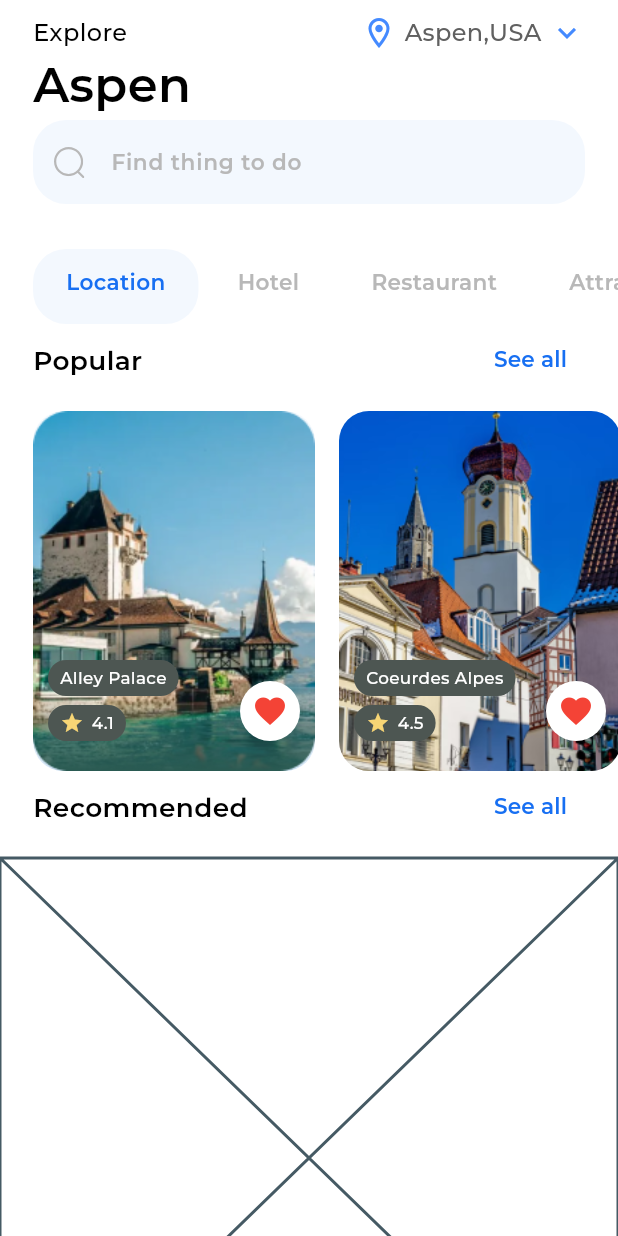
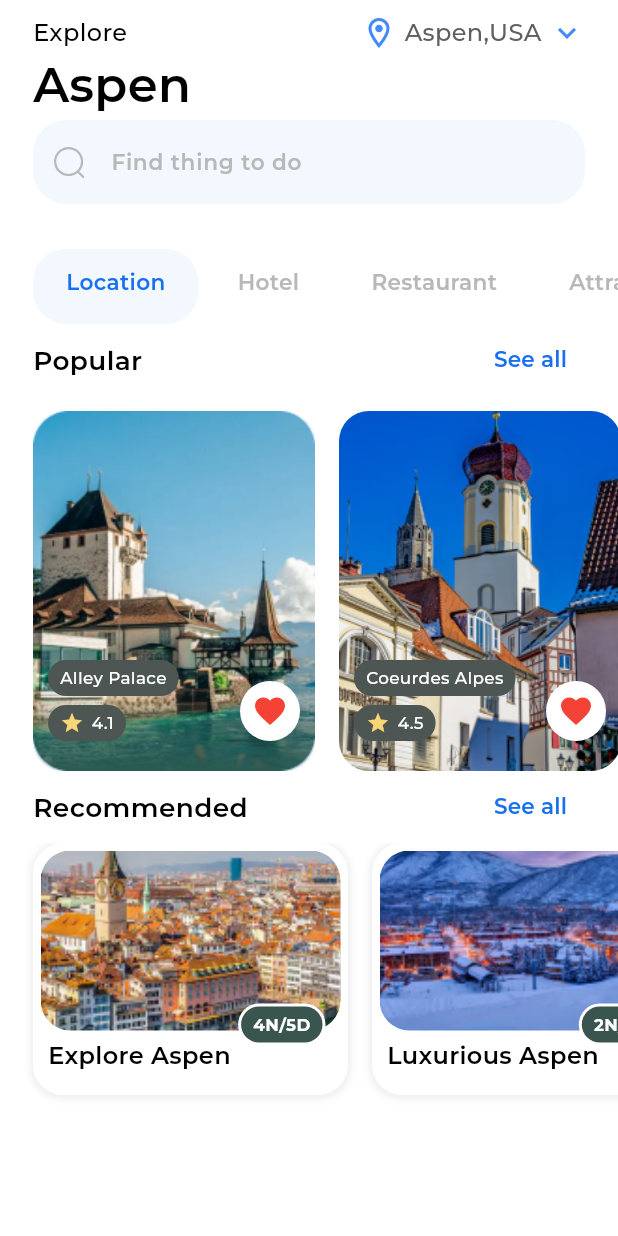
Before and after one commit to ElDaly15/aspen_travel, a Flutter app: the HomeView screen opened directly, on a phone screen of 412 x 824 dp. Run offline on Flutter 3.47's test engine with Material 3 defaults, Android fonts, the phone set to English and light mode, and no system bars; our stand-ins replace device_preview, flutter_svg, get; project files that could hold a hidden picture were left out.

Commit message:
Add RecommendedModel and ListViewOfRecommendedPlaces widget
Implemented the RecommendedModel class to hold data for recommended places and created the ListViewOfRecommendedPlaces widget to display a horizontal list of recommended places using the ContainerOfRecommended widget. Updated HomeViewBody to include the ListViewOfRecommendedPlaces widget.

```diff
--- /dev/null
+++ b/lib/featuers/home/data/models/recommended_model.dart
@@ -0,0 +1,8 @@
+class RecommendedModel {
+  final String title;
+  final String image;
+  final String code;
+
+  RecommendedModel(
+      {required this.title, required this.image, required this.code});
+}
--- /dev/null
+++ b/lib/featuers/home/presentation/views/widgets/container_of_recommended.dart
@@ -0,0 +1,83 @@
+import 'package:aspen/core/utils/app_styles.dart';
+import 'package:aspen/featuers/home/data/models/recommended_model.dart';
+import 'package:flutter/material.dart';
+
+class ContainerOfRecommended extends StatelessWidget {
+  const ContainerOfRecommended({super.key, required this.recommendedModel});
+  final RecommendedModel recommendedModel;
+
+  @override
+  Widget build(BuildContext context) {
+    return Padding(
+      padding: const EdgeInsets.only(bottom: 12),
+      child: Container(
+        padding: const EdgeInsets.only(top: 5),
+        width: 210,
+        decoration: BoxDecoration(
+          boxShadow: [
+            BoxShadow(
+              color: Colors.grey.withOpacity(0.2),
+              spreadRadius: 1,
+              blurRadius: 4,
+              offset: const Offset(0, 1),
+            ),
+          ],
+          color: Colors.white,
+          borderRadius: BorderRadius.circular(20),
+        ),
+        child: Column(crossAxisAlignment: CrossAxisAlignment.start, children: [
+          Stack(
+            clipBehavior: Clip.none,
+            children: [
+              Center(
+                child: Container(
+                  height: 120,
+                  width: 200,
+                  decoration: BoxDecoration(
+                    image: DecorationImage(
+                        image: AssetImage(recommendedModel.image),
+                        fit: BoxFit.cover),
+                    borderRadius: BorderRadius.circular(20),
+                  ),
+                ),
+              ),
+              Positioned(
+                bottom: -10,
+                right: 15,
+                child: Container(
+                  padding:
+                      const EdgeInsets.symmetric(horizontal: 2, vertical: 2),
+                  decoration: BoxDecoration(
+                    color: Colors.white,
+                    borderRadius: BorderRadius.circular(20),
+                  ),
+                  child: Container(
+                    padding:
+                        const EdgeInsets.symmetric(horizontal: 8, vertical: 4),
+                    decoration: BoxDecoration(
+                      color: const Color(0xff3A544F),
+                      borderRadius: BorderRadius.circular(20),
+                    ),
+                    child: Text(
+                      recommendedModel.code,
+                      style: TextStyles.font14Bold(context)
+                          .copyWith(color: Colors.white),
+                    ),
+                  ),
+                ),
+              ),
+            ],
+          ),
+          const SizedBox(
+            height: 5,
+          ),
+          Padding(
+            padding: const EdgeInsets.symmetric(horizontal: 10),
+            child: Text(recommendedModel.title,
+                style: TextStyles.font20SemiBold(context)),
+          ),
+        ]),
+      ),
+    );
+  }
+}
--- a/lib/featuers/home/presentation/views/widgets/home_view_body.dart
+++ b/lib/featuers/home/presentation/views/widgets/home_view_body.dart
@@ -2,6 +2,7 @@ import 'package:aspen/featuers/home/presentation/views/widgets/custom_app_bar.da
 import 'package:aspen/featuers/home/presentation/views/widgets/custom_header_of_section.dart';
 import 'package:aspen/featuers/home/presentation/views/widgets/list_view_of_category_items.dart';
 import 'package:aspen/featuers/home/presentation/views/widgets/list_view_of_popular_places.dart';
+import 'package:aspen/featuers/home/presentation/views/widgets/list_view_of_recommended_places.dart';
 import 'package:aspen/featuers/home/presentation/views/widgets/search_text_field.dart';
 import 'package:flutter/material.dart';
 
@@ -72,23 +73,10 @@ class HomeViewBody extends StatelessWidget {
           ),
         ),
 
-        // Recommended Container
-        const SliverPadding(
-          padding: EdgeInsets.only(top: 10),
-          sliver: SliverToBoxAdapter(
-            child: ContainerOfRecommended(),
-          ),
+        const SliverToBoxAdapter(
+          child: ListViewOfRecommendedPlaces(),
         ),
       ],
     );
   }
 }
-
-class ContainerOfRecommended extends StatelessWidget {
-  const ContainerOfRecommended({super.key});
-
-  @override
-  Widget build(BuildContext context) {
-    return const Placeholder();
-  }
-}
--- /dev/null
+++ b/lib/featuers/home/presentation/views/widgets/list_view_of_recommended_places.dart
@@ -0,0 +1,58 @@
+import 'package:aspen/core/utils/app_images.dart';
+import 'package:aspen/featuers/home/data/models/recommended_model.dart';
+import 'package:aspen/featuers/home/presentation/views/widgets/container_of_recommended.dart';
+import 'package:flutter/material.dart';
+
+class ListViewOfRecommendedPlaces extends StatefulWidget {
+  const ListViewOfRecommendedPlaces({super.key});
+
+  @override
+  State<ListViewOfRecommendedPlaces> createState() =>
+      _ListViewOfRecommendedPlacesState();
+}
+
+class _ListViewOfRecommendedPlacesState
+    extends State<ListViewOfRecommendedPlaces> {
+  List<RecommendedModel> recommendedPlaces = [
+    RecommendedModel(
+        title: 'Explore Aspen', image: Assets.imagesCityOne, code: '4N/5D'),
+    RecommendedModel(
+        title: 'Luxurious Aspen', image: Assets.imagesCityTwo, code: '2N/3D'),
+    RecommendedModel(
+        title: 'Explore Aspen', image: Assets.imagesCityOne, code: '4N/5D'),
+    RecommendedModel(
+        title: 'Luxurious Aspen', image: Assets.imagesCityTwo, code: '2N/3D'),
+  ];
+
+  @override
+  Widget build(BuildContext context) {
+    return SizedBox(
+      height: 180,
+      child: ListView.builder(
+          itemCount: recommendedPlaces.length,
+          scrollDirection: Axis.horizontal,
+          itemBuilder: (context, index) {
+            return index == 0
+                ? Padding(
+                    padding: const EdgeInsets.only(left: 22, right: 16),
+                    child: ContainerOfRecommended(
+                      recommendedModel: recommendedPlaces[index],
+                    ),
+                  )
+                : index == recommendedPlaces.length - 1
+                    ? Padding(
+                        padding: const EdgeInsets.only(right: 22),
+                        child: ContainerOfRecommended(
+                          recommendedModel: recommendedPlaces[index],
+                        ),
+                      )
+                    : Padding(
+                        padding: const EdgeInsets.only(right: 16),
+                        child: ContainerOfRecommended(
+                          recommendedModel: recommendedPlaces[index],
+                        ),
+                      );
+          }),
+    );
+  }
+}
```
